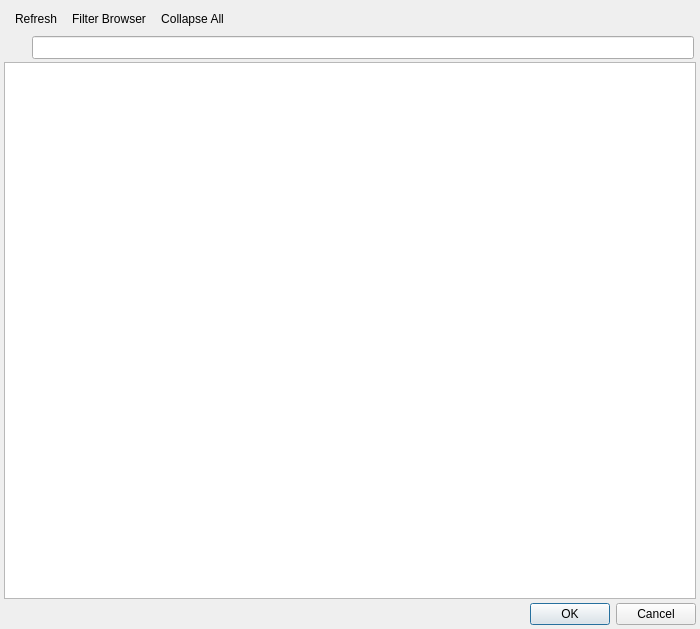
This is src/ui/qgsdatasourceselectdialog.ui in qgis/QGIS as Qt 5 draws it before an edit. The edited form follows.
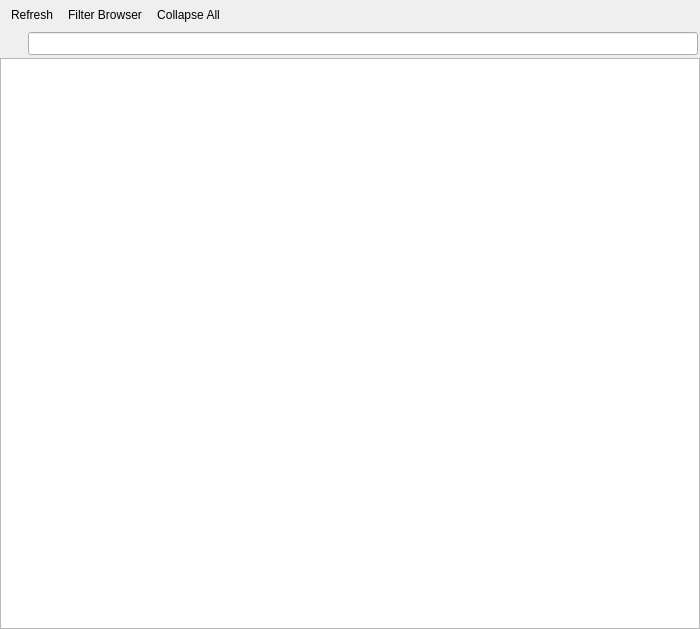
This is the edited form. Icons and pictures are not drawn. Custom widgets are drawn as their Qt base class.

Commit message: Extract guts of QgsDataSourceSelectDialog to a QWidget, so that this widget logic can be used outside of a dialog

The edit to the form file:
```diff
--- a/src/ui/qgsdatasourceselectdialog.ui
+++ b/src/ui/qgsdatasourceselectdialog.ui
@@ -1,7 +1,7 @@
 <?xml version="1.0" encoding="UTF-8"?>
 <ui version="4.0">
  <class>QgsDataSourceSelectDialog</class>
- <widget class="QDialog" name="QgsDataSourceSelectDialog">
+ <widget class="QgsPanelWidget" name="QgsDataSourceSelectDialog">
   <property name="geometry">
    <rect>
     <x>0</x>
@@ -18,19 +18,18 @@
     <number>4</number>
    </property>
    <property name="leftMargin">
-    <number>4</number>
+    <number>0</number>
    </property>
    <property name="topMargin">
-    <number>4</number>
+    <number>0</number>
    </property>
    <property name="rightMargin">
-    <number>4</number>
+    <number>0</number>
    </property>
    <property name="bottomMargin">
-    <number>4</number>
+    <number>0</number>
    </property>
    <item>
-    <widget class="QWidget" name="mContents">
      <layout class="QVBoxLayout" name="verticalLayout_2">
       <property name="spacing">
        <number>3</number>
@@ -166,17 +165,6 @@
        <widget class="QgsBrowserTreeView" name="mBrowserTreeView"/>
       </item>
      </layout>
-    </widget>
-   </item>
-   <item>
-    <widget class="QDialogButtonBox" name="buttonBox">
-     <property name="orientation">
-      <enum>Qt::Horizontal</enum>
-     </property>
-     <property name="standardButtons">
-      <set>QDialogButtonBox::Cancel|QDialogButtonBox::Ok</set>
-     </property>
-    </widget>
    </item>
   </layout>
 
@@ -232,6 +220,11 @@
    <extends>QTreeView</extends>
    <header>qgsbrowsertreeview.h</header>
   </customwidget>
+  <customwidget>
+   <class>QgsPanelWidget</class>
+   <extends>QWidget</extends>
+   <header>qgspanelwidget.h</header>
+  </customwidget>
  </customwidgets>
  <resources>
   <include location="../../images/images.qrc"/>
```
Left out of the diff: 40 changed lines with no effect on the pictures. Lines whose indentation alone changed are shown as unchanged. The commit also changes 3 other files.
